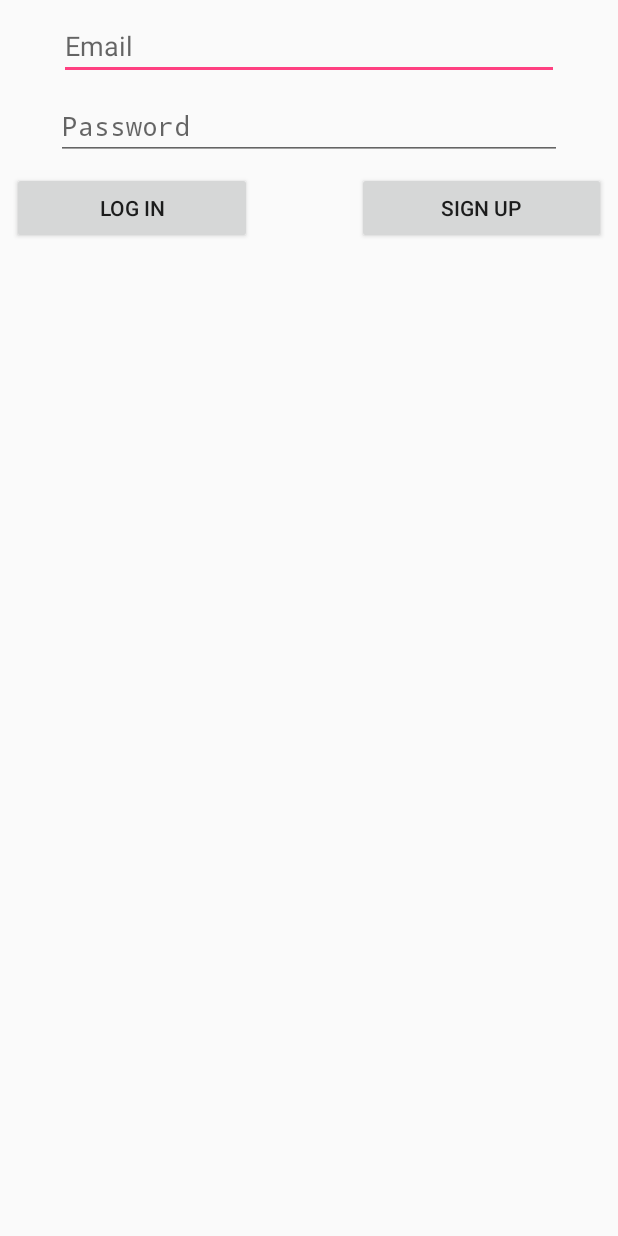
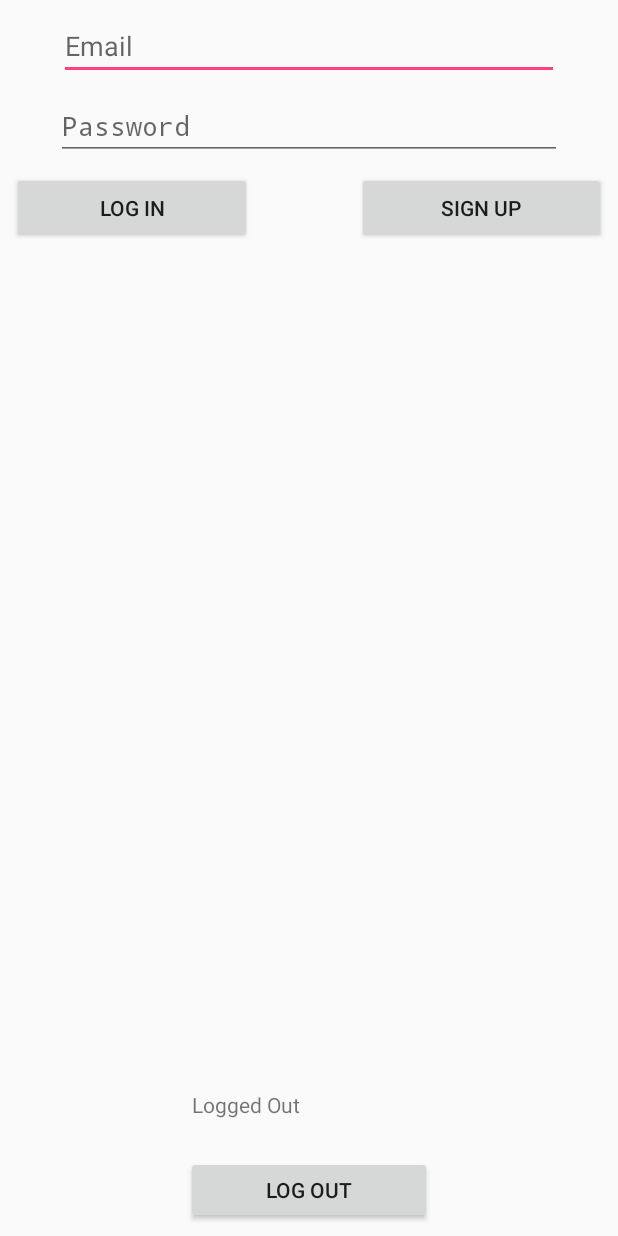
Before and after one commit to alexandar1000/HouseBuddyAndroid, an Android app: the screen it shows after launch (LogInActivity), on a phone screen of 412 x 824 dp. Run offline under Robolectric (Android 15) with nearby library versions, the phone set to English and light mode, and no system bars; our stand-ins replace Firebase (no records; nobody signed in at launch, a user with empty details on screens opened directly).

Commit message:
Email/Password Auth
Email/Password authentication works!

```diff
--- a/app/src/main/java/allurosi/housebuddy/authentication/LogInActivity.java
+++ b/app/src/main/java/allurosi/housebuddy/authentication/LogInActivity.java
@@ -8,6 +8,7 @@ import android.util.Log;
 import android.view.View;
 import android.widget.Button;
 import android.widget.EditText;
+import android.widget.TextView;
 import android.widget.Toast;
 
 import com.google.android.gms.tasks.OnCompleteListener;
@@ -25,9 +26,12 @@ public class LogInActivity extends Activity {
 
     private EditText mEmailInput;
     private EditText mPasswordInput;
+    private TextView mLoggedInUser;
 
     private Button mLogInButton;
     private Button mSignUpButton;
+
+    private Button mLogOutButton;
 
 
     @Override
@@ -42,9 +46,12 @@ public class LogInActivity extends Activity {
 
         mLogInButton = (Button) findViewById(R.id.logInButton);
         mSignUpButton = (Button) findViewById(R.id.signUpButton);
+        mLogOutButton = (Button) findViewById(R.id.logOutButton);
 
-        mLogInButton.setVisibility(View.VISIBLE);
-        mSignUpButton.setVisibility(View.VISIBLE);
+//        mLogInButton.setVisibility(View.VISIBLE);
+//        mSignUpButton.setVisibility(View.VISIBLE);
+
+        mLoggedInUser = (TextView) findViewById(R.id.loggedInUser);
 
 
         mSignUpButton.setOnClickListener(new View.OnClickListener() {
@@ -60,6 +67,15 @@ public class LogInActivity extends Activity {
                 logInUser();
             }
         });
+
+        mLogOutButton.setOnClickListener(new View.OnClickListener() {
+            @Override
+            public void onClick(View v) {
+                logOutUser();
+            }
+        });
+
+        populateCurrentUser(mLoggedInUser);
 
     }
 
@@ -78,20 +94,21 @@ public class LogInActivity extends Activity {
 //            mDetailTextView.setText(getString(R.string.firebase_status_fmt, user.getUid()));
 
             mLogInButton.setVisibility(View.GONE);
+            mSignUpButton.setVisibility(View.GONE);
+            populateCurrentUser(mLoggedInUser);
         } else {
 //            mStatusTextView.setText(R.string.signed_out);
 //            mDetailTextView.setText(null);
 //
 //            findViewById(R.id.sign_in_button).setVisibility(View.VISIBLE);
 //            findViewById(R.id.sign_out_and_disconnect).setVisibility(View.GONE);
+            populateCurrentUser(mLoggedInUser);
         }
     }
 
     private void signUpUser() {
         String email = mEmailInput.getText().toString();
         String password = mPasswordInput.getText().toString();
-
-        System.out.println(email + "   " +password);
 
         mAuth.createUserWithEmailAndPassword(email, password)
                 .addOnCompleteListener(this, new OnCompleteListener<AuthResult>() {
@@ -138,5 +155,22 @@ public class LogInActivity extends Activity {
                 });
     }
 
+    private void populateCurrentUser(TextView v) {
+
+        FirebaseUser user = FirebaseAuth.getInstance().getCurrentUser();
+        if (user != null) {
+            v.setText(user.getEmail());
+        } else {
+            v.setText(R.string.userLoggedOut);
+        }
+    }
+
+    private void logOutUser() {
+        mAuth.signOut();
+        populateCurrentUser(mLoggedInUser);
+        mLogInButton.setVisibility(View.VISIBLE);
+        mSignUpButton.setVisibility(View.VISIBLE);
+    }
+
 
 }
--- a/app/src/main/res/layout/log_in_layout.xml
+++ b/app/src/main/res/layout/log_in_layout.xml
@@ -60,4 +60,32 @@
         android:text="@string/log_in"
         app:layout_constraintStart_toStartOf="parent"
         app:layout_constraintTop_toBottomOf="@+id/passwordInput" />
+
+    <TextView
+        android:id="@+id/loggedInUser"
+        android:layout_width="156dp"
+        android:layout_height="36dp"
+        android:layout_marginBottom="8dp"
+        android:layout_marginEnd="8dp"
+        android:layout_marginLeft="8dp"
+        android:layout_marginRight="8dp"
+        android:layout_marginStart="8dp"
+        android:text="@string/logged_in_user"
+        app:layout_constraintBottom_toTopOf="@+id/logOutButton"
+        app:layout_constraintEnd_toEndOf="parent"
+        app:layout_constraintStart_toStartOf="parent" />
+
+    <Button
+        android:id="@+id/logOutButton"
+        android:layout_width="164dp"
+        android:layout_height="45dp"
+        android:layout_marginBottom="8dp"
+        android:layout_marginEnd="8dp"
+        android:layout_marginLeft="8dp"
+        android:layout_marginRight="8dp"
+        android:layout_marginStart="8dp"
+        android:text="@string/log_out"
+        app:layout_constraintBottom_toBottomOf="parent"
+        app:layout_constraintEnd_toEndOf="parent"
+        app:layout_constraintStart_toStartOf="parent" />
 </android.support.constraint.ConstraintLayout>
--- a/app/src/main/res/values/strings.xml
+++ b/app/src/main/res/values/strings.xml
@@ -7,4 +7,7 @@
     <string name="email">Email</string>
     <string name="log_in">Log In</string>
     <string name="sign_up">Sign Up</string>
+    <string name="logged_in_user">Logged In User</string>
+    <string name="userLoggedOut">Logged Out</string>
+    <string name="log_out">Log Out</string>
 </resources>
```
